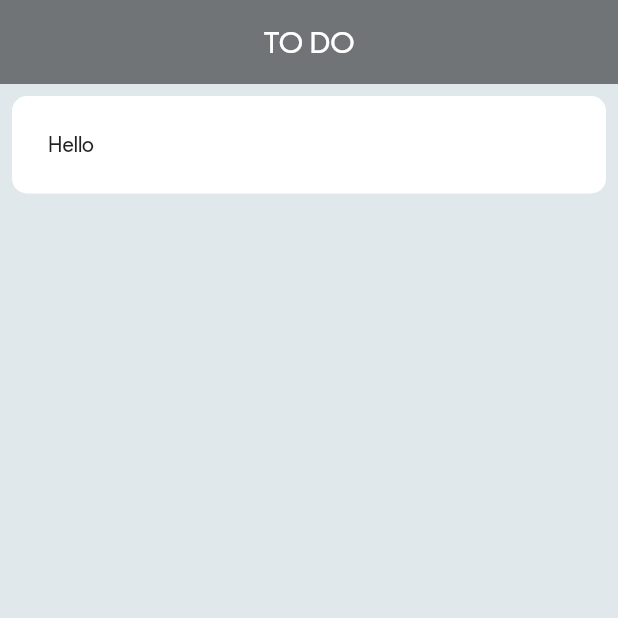
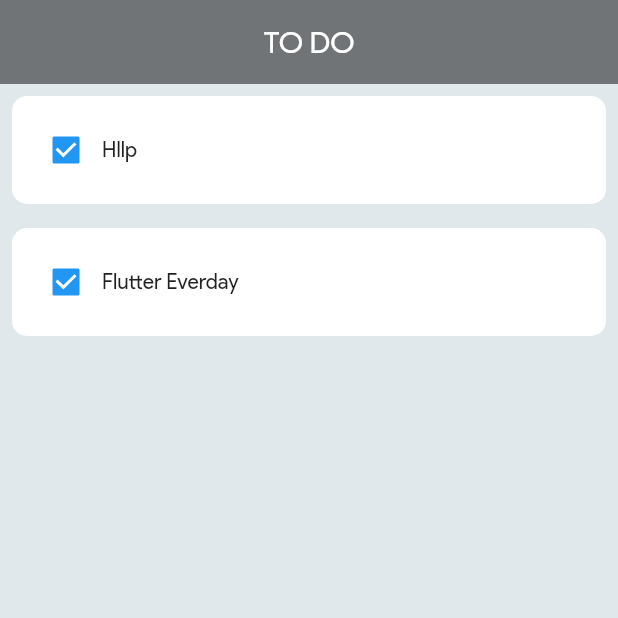
Before and after one commit to surajadkhari/flutter_todoapp-with-hive, a Flutter app: the screen it shows after launch, on a phone screen of 412 x 824 dp, the top half of it. Run offline on Flutter 3.47's test engine with Material 2 defaults, Android fonts, the phone set to English and light mode, and no system bars.

Commit message:
create taskModel

```diff
--- /dev/null
+++ b/lib/app/common/todo_card.dart
@@ -0,0 +1,30 @@
+import 'package:flutter/material.dart';
+
+class TodoCard extends StatelessWidget {
+  final bool isTaskcompleted;
+  final String taskName;
+  final Function(bool?)? onChanged;
+  const TodoCard(
+      {Key? key,
+      required this.isTaskcompleted,
+      required this.onChanged,
+      required this.taskName})
+      : super(key: key);
+
+  @override
+  Widget build(BuildContext context) {
+    // TODO: implement build
+    return Container(
+      padding: const EdgeInsets.all(12),
+      margin: const EdgeInsets.symmetric(horizontal: 8, vertical: 8),
+      decoration: BoxDecoration(
+          color: Colors.white, borderRadius: BorderRadius.circular(10)),
+      child: Row(
+        children: [
+          Checkbox(value: isTaskcompleted, onChanged: onChanged),
+          Text(taskName),
+        ],
+      ),
+    );
+  }
+}
--- a/lib/home.dart
+++ b/lib/home.dart
@@ -1,4 +1,6 @@
 import 'package:flutter/material.dart';
+
+import 'app/common/todo_card.dart';
 
 class Home extends StatelessWidget {
   const Home({super.key});
@@ -13,20 +15,15 @@
       ),
       body: ListView(
         children: [
-          Container(
-            padding: const EdgeInsets.all(24),
-            margin: const EdgeInsets.symmetric(horizontal: 8, vertical: 8),
-            decoration: BoxDecoration(
-                color: Colors.white, borderRadius: BorderRadius.circular(10)),
-            child:
-                // CheckboxListTile(
-                //   onChanged: (value) {},
-                //   value: true,
-                //   title: const Text("Learn flutter everyday"),
-                // )
-                Row(
-              children: const [Text("Hello")],
-            ),
+          TodoCard(
+            isTaskcompleted: true,
+            onChanged: (value) {},
+            taskName: "Hllp",
+          ),
+          TodoCard(
+            isTaskcompleted: true,
+            onChanged: (value) {},
+            taskName: "Flutter Everday",
           )
         ],
       ),
--- /dev/null
+++ b/lib/model/task_model.dart
@@ -0,0 +1,5 @@
+class TaskModel {
+  final String taskName;
+  final bool isTaskCompleted;
+  TaskModel({required this.taskName, required this.isTaskCompleted});
+}
```
